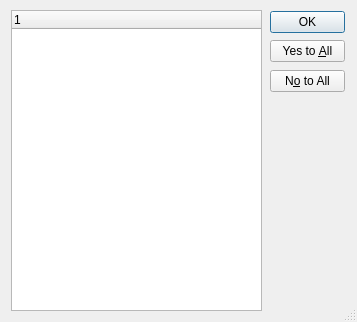
Taoalex542/portage-OGRE-QGIS, file choix_couches.ui: the form before one commit.
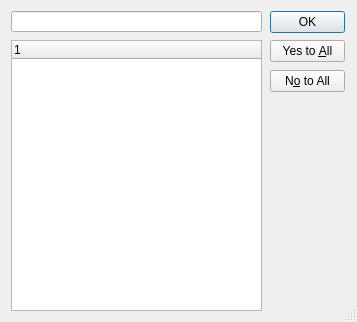
The form after the commit.

Commit message: ajout de la recherche sur les couches et contrôles

The edit to the form file:
```diff
--- a/choix_couches.ui
+++ b/choix_couches.ui
@@ -74,9 +74,9 @@
    <property name="geometry">
     <rect>
      <x>11</x>
-     <y>10</y>
+     <y>40</y>
      <width>251</width>
-     <height>301</height>
+     <height>271</height>
     </rect>
    </property>
    <property name="rootIsDecorated">
@@ -88,6 +88,19 @@
     </property>
    </column>
   </widget>
+  <widget class="QLineEdit" name="lineEdit">
+   <property name="geometry">
+    <rect>
+     <x>11</x>
+     <y>11</y>
+     <width>251</width>
+     <height>21</height>
+    </rect>
+   </property>
+   <property name="text">
+    <string/>
+   </property>
+  </widget>
  </widget>
  <resources/>
  <connections>
```
The commit also changes 1 other file.
